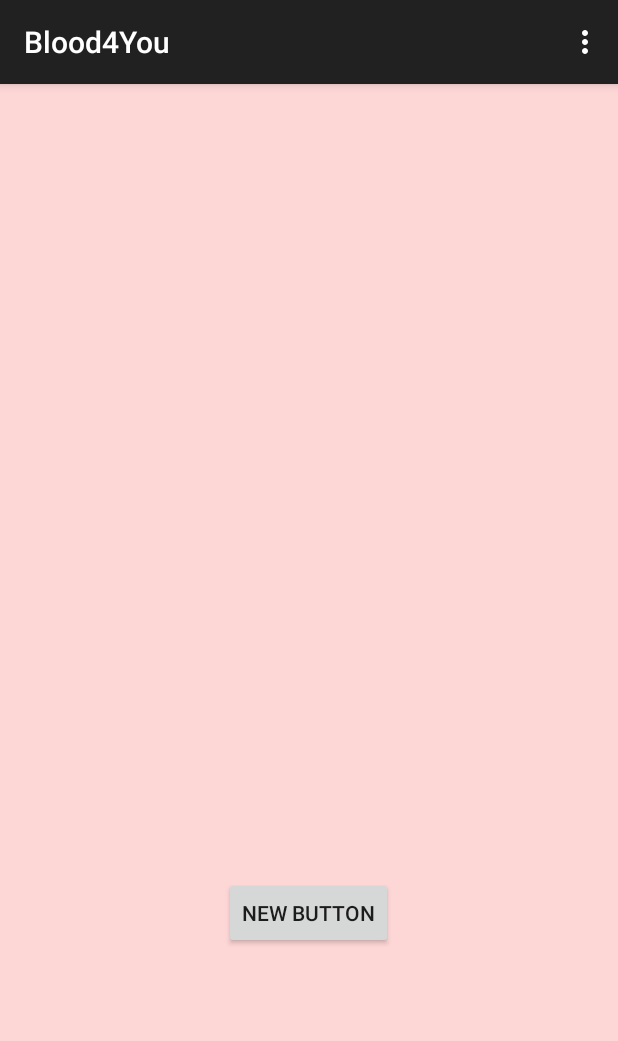
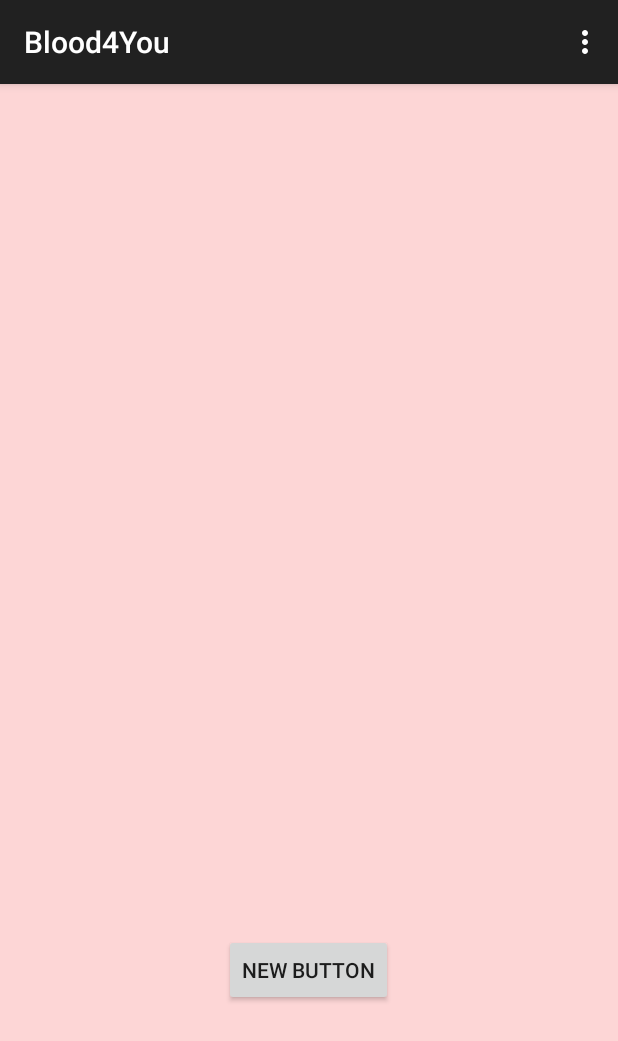
Before and after one commit to denix00/Blood4You, an Android app: the screen it shows after launch (MainActivity), on a phone screen of 412 x 824 dp. Shown: the top 1041 px of the screen. Run offline under Robolectric (Android 15) with nearby library versions, the phone set to English and light mode, and no system bars.

Commit message:
dodani actionBar stringovi i background color, whyDonateButton

```diff
--- a/app/src/main/res/layout/activity_main.xml
+++ b/app/src/main/res/layout/activity_main.xml
@@ -10,8 +10,8 @@
         android:layout_width="wrap_content"
         android:layout_height="wrap_content"
         android:text="New Button"
-        android:id="@+id/button"
+        android:id="@+id/btnWhyDonate"
+        android:layout_marginBottom="137dp"
         android:layout_alignParentBottom="true"
-        android:layout_centerHorizontal="true"
-        android:layout_marginBottom="175dp" />
+        android:layout_centerHorizontal="true" />
 </RelativeLayout>
```
